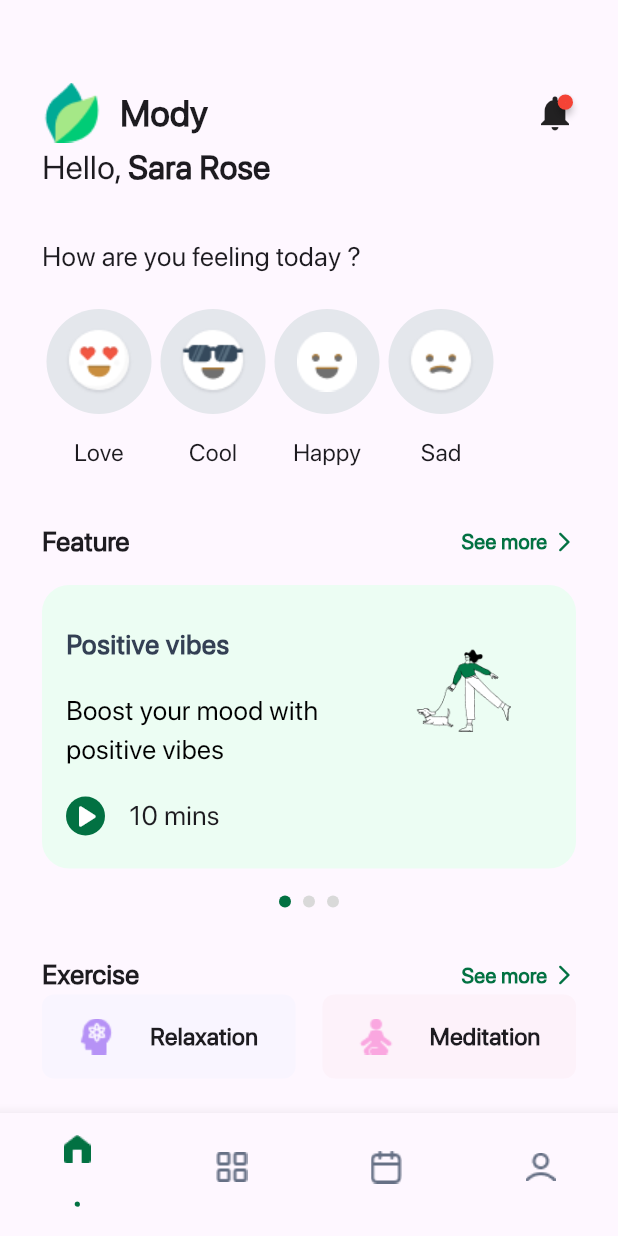
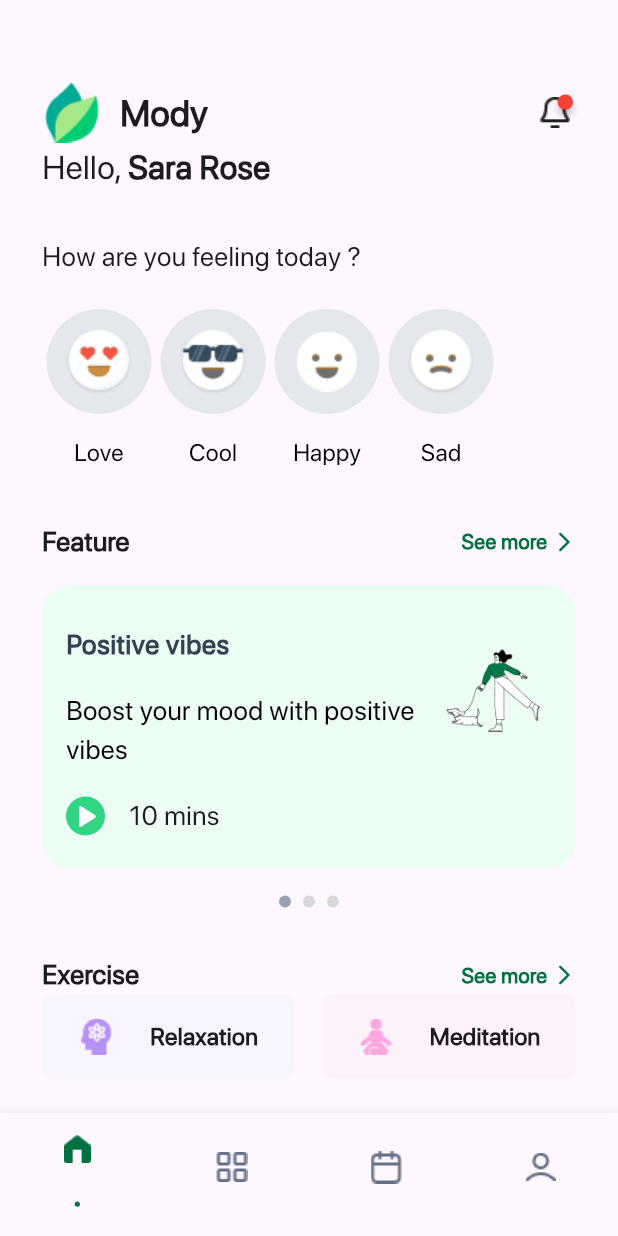
Before and after one commit to MohamedGll/c11_exam_sun_online, a Flutter app: the screen it shows after launch, on a phone screen of 412 x 824 dp. Run offline on Flutter 3.47's test engine with Material 3 defaults, Android fonts, the phone set to English and light mode, and no system bars; drawn by our look-alikes of badges, smooth_page_indicator; our stand-ins replace buttons_tabbar, font_awesome_flutter.

Commit message:
mody view done

```diff
--- a/lib/widgets/custom_app_bar.dart
+++ b/lib/widgets/custom_app_bar.dart
@@ -28,8 +28,8 @@ class CustomAppBar extends StatelessWidget {
           badgeContent: const CircleAvatar(
             radius: .1,
           ),
-          child: const Icon(
-            Icons.notifications,
+          child: const ImageIcon(
+            AssetImage('assets/images/alarm.png'),
             size: 28,
           ),
         )
--- a/lib/widgets/custom_mody_view_body.dart
+++ b/lib/widgets/custom_mody_view_body.dart
@@ -1,4 +1,3 @@
-import 'package:c11_exam_sun_online/constant.dart';
 import 'package:c11_exam_sun_online/widgets/custom_app_bar.dart';
 import 'package:c11_exam_sun_online/widgets/custom_mody_row.dart';
 import 'package:c11_exam_sun_online/widgets/exercise_item.dart';
@@ -134,8 +133,6 @@ class _CustomModyViewBodyState extends State<CustomModyViewBody> {
                         ),
                         trailing: Image.asset(
                           'assets/images/Walking the Dog.png',
-                          height: 90,
-                          width: 102,
                         ),
                       ),
                       Padding(
@@ -145,7 +142,7 @@ class _CustomModyViewBodyState extends State<CustomModyViewBody> {
                             Container(
                               decoration: const BoxDecoration(
                                 shape: BoxShape.circle,
-                                color: k2PrimaryColor,
+                                color: Color(0xff32D583),
                               ),
                               child: const Icon(
                                 Icons.play_arrow_rounded,
@@ -180,7 +177,7 @@ class _CustomModyViewBodyState extends State<CustomModyViewBody> {
                     effect: const WormEffect(
                       dotHeight: 8,
                       dotWidth: 8,
-                      activeDotColor: k2PrimaryColor,
+                      activeDotColor: Color(0xff98A2B3),
                       dotColor: Color(0xffD9D9D9),
                     ), // your preferred effect
                   ),
--- a/lib/widgets/feeling_item.dart
+++ b/lib/widgets/feeling_item.dart
@@ -31,8 +31,9 @@ class FeelingItem extends StatelessWidget {
             label,
             style: const TextStyle(
               fontSize: 16,
-              fontWeight: FontWeight.w400,
+              fontWeight: FontWeight.w500,
               fontFamily: 'SF Pro Display',
+              color: Colors.black,
             ),
           ),
         ],
```
Also changed, not shown: assets/images/2.0x/alarm@2x.png (added), assets/images/3.0x/alarm@3x.png (added), assets/images/alarm.png (added).
